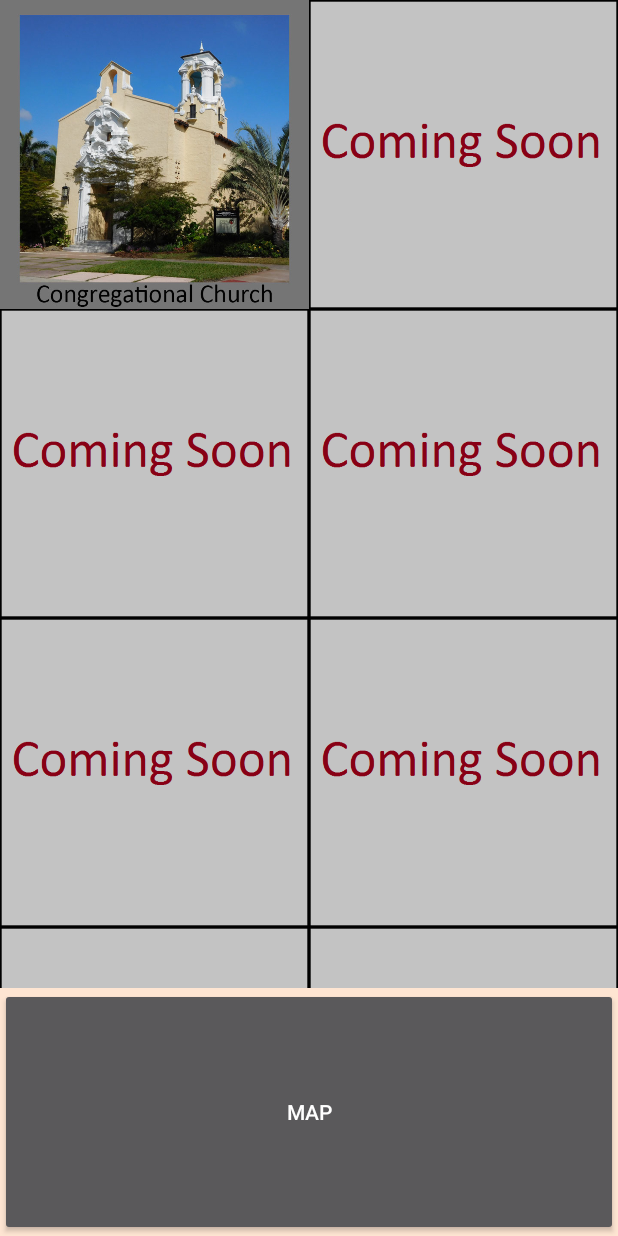
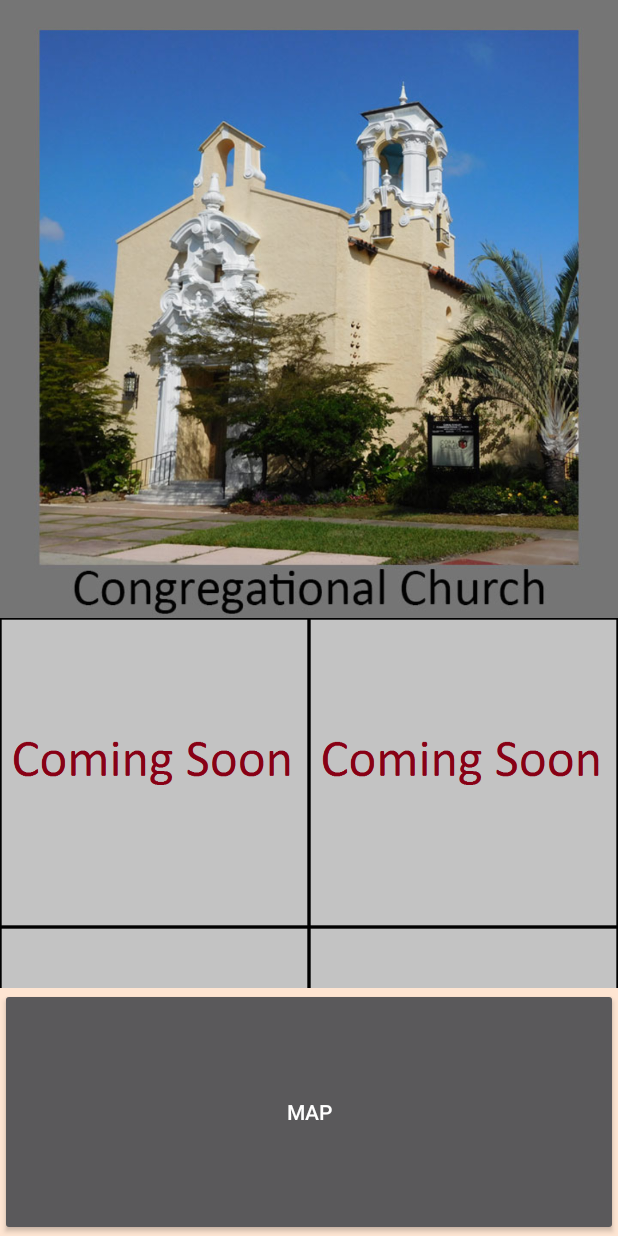
Before and after one commit to hkellyumiami/Coral-Gables-Map, an Android app: the screen it shows after launch (MainMenu), on a phone screen of 412 x 824 dp. Run offline under Robolectric (Android 15) with nearby library versions, the phone set to English and light mode, and no system bars.

Commit message:
Menu Church Button update

```diff
--- a/app/src/main/java/edu/miami/c10404869/coralgablesmap/MapsActivity.java
+++ b/app/src/main/java/edu/miami/c10404869/coralgablesmap/MapsActivity.java
@@ -17,6 +17,7 @@ import com.google.android.gms.maps.GoogleMap.OnInfoWindowClickListener;
 public class MapsActivity extends FragmentActivity implements OnMapReadyCallback, OnInfoWindowClickListener{
 
     private GoogleMap mMap;
+    private static final int ZOOM_LEVEL = 12;
 
     @Override
     protected void onCreate(Bundle savedInstanceState) {
@@ -43,7 +44,7 @@ public class MapsActivity extends FragmentActivity implements OnMapReadyCallback
         LatLng coralGables = new LatLng(25.748799, -80.279696);
         LatLng congChurch = new LatLng(25.742515, -80.278497);
         mMap.addMarker(new MarkerOptions().position(congChurch).title("Coral Gables Congregational Church"));
-        mMap.moveCamera(CameraUpdateFactory.newLatLngZoom(coralGables,12));
+        mMap.moveCamera(CameraUpdateFactory.newLatLngZoom(coralGables,ZOOM_LEVEL));
     }
 
     public void onInfoWindowClick(Marker marker){
--- a/app/src/main/res/layout/activity_main_menu.xml
+++ b/app/src/main/res/layout/activity_main_menu.xml
@@ -14,16 +14,23 @@
             android:layout_width="match_parent"
             android:layout_height="wrap_content">
             <LinearLayout
+            android:layout_width="match_parent"
+            android:layout_height="wrap_content">
+                <ImageView
+                    android:id="@+id/building01"
+                    android:src="@drawable/church_button"
+                    style="@style/MenuButton.clickable">
+                </ImageView>
+            </LinearLayout>
+            <LinearLayout
                 android:layout_width="match_parent"
                 android:layout_height="wrap_content">
                 <ImageView
-                    android:id="@+id/building01"
-                    android:src="@drawable/church_button"
-                    style="@style/MenuButton.clickable"
-                    android:layout_height="wrap_content">
+                    android:id="@+id/building02"
+                    style="@style/MenuButton.unclickable">
                 </ImageView>
                 <ImageView
-                    android:id="@+id/building02"
+                    android:id="@+id/building03"
                     style="@style/MenuButton.unclickable">
                 </ImageView>
             </LinearLayout>
@@ -31,11 +38,11 @@
                 android:layout_width="match_parent"
                 android:layout_height="wrap_content">
                 <ImageView
-                    android:id="@+id/building03"
+                    android:id="@+id/building04"
                     style="@style/MenuButton.unclickable">
                 </ImageView>
                 <ImageView
-                    android:id="@+id/building04"
+                    android:id="@+id/building05"
                     style="@style/MenuButton.unclickable">
                 </ImageView>
             </LinearLayout>
@@ -43,11 +50,11 @@
                 android:layout_width="match_parent"
                 android:layout_height="wrap_content">
                 <ImageView
-                    android:id="@+id/building05"
+                    android:id="@+id/building06"
                     style="@style/MenuButton.unclickable">
                 </ImageView>
                 <ImageView
-                    android:id="@+id/building06"
+                    android:id="@+id/building07"
                     style="@style/MenuButton.unclickable">
                 </ImageView>
             </LinearLayout>
@@ -55,12 +62,13 @@
                 android:layout_width="match_parent"
                 android:layout_height="wrap_content">
                 <ImageView
-                    android:id="@+id/building07"
+                    android:id="@+id/building08"
                     style="@style/MenuButton.unclickable">
                 </ImageView>
                 <ImageView
-                    android:id="@+id/building08"
-                    style="@style/MenuButton.unclickable">
+                    android:id="@+id/building09"
+                    style="@style/MenuButton"
+                    android:clickable="false">
                 </ImageView>
             </LinearLayout>
         </LinearLayout>
```
